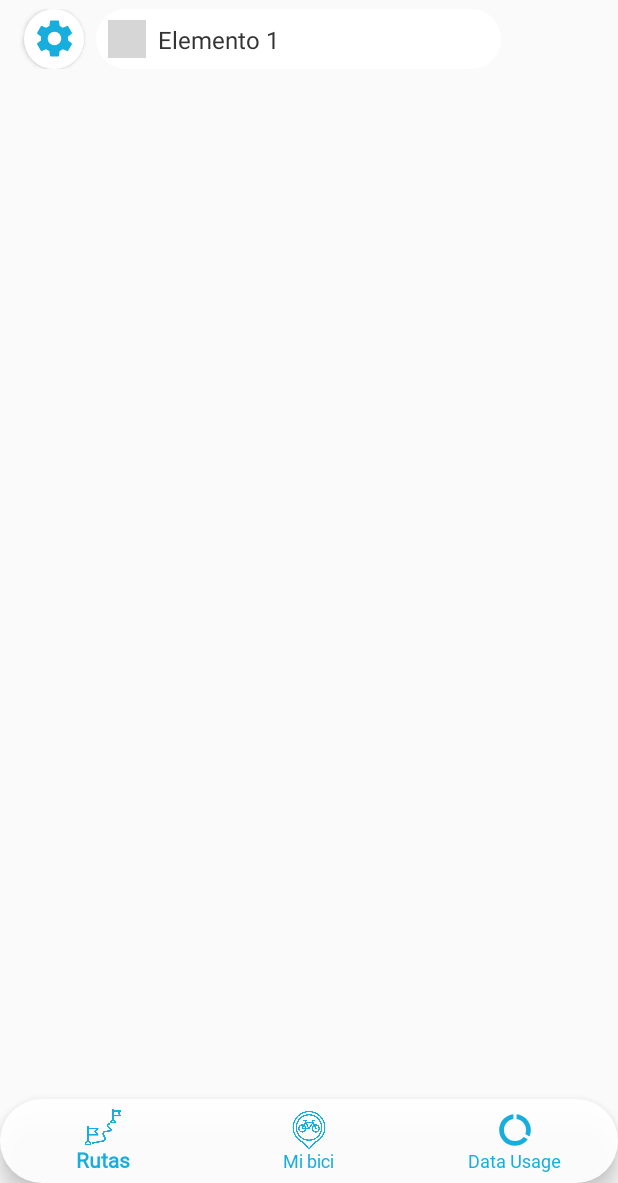
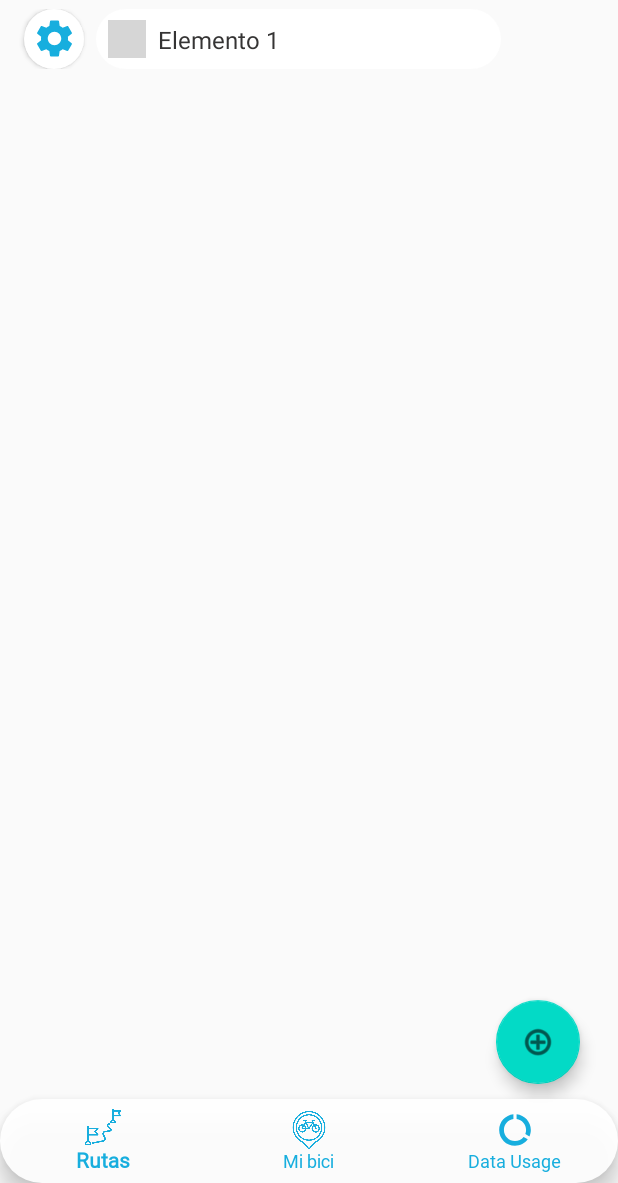
Before and after one commit to Diegoanlopez/App_Test, an Android app: the HomeActivity screen opened directly, with no data from a screen before it, on a phone screen of 412 x 824 dp, the part 53-1236 px from its top. Run offline under Robolectric (Android 15) with nearby library versions, the phone set to English and light mode, and no system bars; our stand-ins replace Firebase (no records; nobody signed in at launch, a user with empty details on screens opened directly); 1 statement that could not run was skipped; grey boxes are pictures that could not be loaded.

Commit message:
Google Auth
Agrego Datos en la pantalla principal cuando se autentica con Google

```diff
--- a/Login_App/Login_App/app/build.gradle
+++ b/Login_App/Login_App/app/build.gradle
@@ -51,6 +51,7 @@ dependencies {
     // Firebase
     implementation 'com.google.firebase:firebase-analytics-ktx'
     implementation 'com.google.firebase:firebase-auth-ktx'
+    implementation 'com.google.firebase:firebase-firestore-ktx'
     implementation platform('com.google.firebase:firebase-bom:30.2.0')
 
     // Google Maps
--- a/Login_App/Login_App/app/src/main/java/com/example/login_app/BottomSheetFragment.kt
+++ b/Login_App/Login_App/app/src/main/java/com/example/login_app/BottomSheetFragment.kt
@@ -18,5 +18,6 @@ class BottomSheetFragment: BottomSheetDialogFragment (){
 
     override fun onViewCreated(view: View, savedInstanceState: Bundle?) {
         super.onViewCreated(view, savedInstanceState)
+
     }
 }
--- a/Login_App/Login_App/app/src/main/java/com/example/login_app/HomeActivity.kt
+++ b/Login_App/Login_App/app/src/main/java/com/example/login_app/HomeActivity.kt
@@ -1,18 +1,17 @@
 package com.example.login_app
 
-import android.Manifest
 import android.content.Context
 import android.content.SharedPreferences
-import android.content.pm.PackageManager
 import android.graphics.Color
 import android.location.Location
 import androidx.appcompat.app.AppCompatActivity
 import android.os.Bundle
 import android.view.MenuItem
 import android.view.View
+import android.view.animation.Animation
+import android.view.animation.AnimationUtils
 import android.widget.*
 import androidx.appcompat.app.ActionBarDrawerToggle
-import androidx.core.app.ActivityCompat
 import androidx.core.view.GravityCompat
 import androidx.drawerlayout.widget.DrawerLayout
 import com.google.android.gms.maps.CameraUpdateFactory
@@ -20,14 +19,15 @@ import com.google.android.gms.maps.GoogleMap
 import com.google.android.gms.maps.OnMapReadyCallback
 import com.google.android.gms.maps.SupportMapFragment
 import com.google.android.gms.maps.model.LatLng
-import com.google.android.gms.maps.model.MapStyleOptions
 import com.google.android.gms.maps.model.MarkerOptions
-import com.google.android.material.bottomappbar.BottomAppBarTopEdgeTreatment
 import com.google.android.material.bottomnavigation.BottomNavigationView
 import com.google.android.material.navigation.NavigationView
+import com.google.android.material.snackbar.Snackbar
 import com.google.firebase.analytics.FirebaseAnalytics
+import com.google.firebase.auth.ActionCodeSettings
 import com.google.firebase.auth.FirebaseAuth
-import kotlin.CharSequence
+import com.google.firebase.auth.ktx.actionCodeSettings
+import kotlinx.android.synthetic.main.activity_home.*
 
 enum class ProviderType{
     BASIC,
@@ -40,7 +40,11 @@ class HomeActivity : AppCompatActivity(), OnMapReadyCallback,
     lateinit var toggle: ActionBarDrawerToggle
     private lateinit var map: GoogleMap
 
-
+    private val rotateOpen: Animation by lazy {AnimationUtils.loadAnimation(this, R.anim.rotate_open_anim)}
+    private val rotateClose: Animation by lazy {AnimationUtils.loadAnimation(this, R.anim.rotate_close_anim)}
+    private val fromBottom: Animation by lazy {AnimationUtils.loadAnimation(this, R.anim.from_bottom_anim)}
+    private val toBottom: Animation by lazy {AnimationUtils.loadAnimation(this, R.anim.to_bottom_anim)}
+    var Clicked=false
 
     override fun onCreate(savedInstanceState: Bundle?) {
         super.onCreate(savedInstanceState)
@@ -49,7 +53,6 @@ class HomeActivity : AppCompatActivity(), OnMapReadyCallback,
         window.statusBarColor = Color.TRANSPARENT   // (Status Bar) Transparent Color
 
         setContentView(R.layout.activity_home)
-
 
         // Analytic Event to Log In Stats
         val analytics = FirebaseAnalytics.getInstance(this)
@@ -68,6 +71,50 @@ class HomeActivity : AppCompatActivity(), OnMapReadyCallback,
         prefs.putString("provider",provider)
         prefs.apply()
 
+        //Anim Floating Bottom
+        Add_Bike.setOnClickListener(){
+
+          onAddbuttonClicked()
+        }
+        Add_GPS_Device.setOnClickListener(){
+            Toast.makeText(this,"Añadir Dispositivo",Toast.LENGTH_SHORT).show()
+
+        }
+        Add_Road.setOnClickListener(){
+            Toast.makeText(this,"Añadir Ruta",Toast.LENGTH_SHORT).show()
+
+        }
+
+        //Current User
+        val user = FirebaseAuth.getInstance().currentUser
+        /*if (user != null) {
+            if (user.isEmailVerified){
+
+                Toast.makeText(this,"Correo Verificado", Toast.LENGTH_LONG).show()
+
+            }else{
+                Toast.makeText(this,"Correo no Verificado, por favor verifiquelo", Toast.LENGTH_LONG).show()
+                user.sendEmailVerification()
+                    .addOnCompleteListener { task ->
+                        if (task.isSuccessful) {
+                            Toast.makeText(this,"correo enviado :3", Toast.LENGTH_LONG).show()
+                        }
+                    }
+            }
+        }*/
+
+        val actionCodeSettings = actionCodeSettings {
+            // URL you want to redirect back to. The domain (www.example.com) for this
+            // URL must be whitelisted in the Firebase Console.
+            url = "https://www.example.com/finishSignUp?cartId=1234"
+            // This must be true
+            handleCodeInApp = true
+            setIOSBundleId("com.example.ios")
+            setAndroidPackageName(
+                "com.example.android",
+                true, /* installIfNotAvailable */
+                "12" /* minimumVersion */)
+        }
         createFragment()
 
         setupCustomSpinner()
@@ -77,7 +124,47 @@ class HomeActivity : AppCompatActivity(), OnMapReadyCallback,
 
     }
 
+    private fun onAddbuttonClicked() {
+        setVisibility(Clicked)
+        setAnimation(Clicked)
+        Clicked=!Clicked
+
+    }
+
+    private fun setVisibility(Clicked:Boolean) {
+        if (!Clicked){
+            Add_Road.visibility=View.VISIBLE
+            Add_GPS_Device.visibility=View.VISIBLE
+            Add_Road.isClickable= true
+            Add_GPS_Device.isClickable= true
+        }else{
+            Add_Road.visibility=View.INVISIBLE
+            Add_GPS_Device.visibility=View.INVISIBLE
+            Add_Road.isClickable= false
+            Add_GPS_Device.isClickable= false
+        }
+
+    }
+
+    private fun setAnimation(Clicked:Boolean) {
+        if (!Clicked){
+
+            Add_Road.startAnimation(fromBottom)
+            Add_GPS_Device.startAnimation(fromBottom)
+            Add_Bike.startAnimation(rotateClose)
+        }else{
+            Add_Road.startAnimation(toBottom)
+            Add_GPS_Device.startAnimation(toBottom)
+            Add_Bike.startAnimation(rotateOpen)
+        }
+
+    }
+
     private fun setup(email: String, provider: String) {
+        //Current User
+        val user = FirebaseAuth.getInstance().currentUser
+
+
         // Widgets Integration
         val settingsButton: Button = findViewById<Button>(R.id.settingsButton)
 
@@ -85,9 +172,9 @@ class HomeActivity : AppCompatActivity(), OnMapReadyCallback,
         //Drawer menu and BottomNavigationView
         val drawerLayout: DrawerLayout = findViewById(R.id.drawer_Layout)
         val navView: NavigationView = findViewById(R.id.nav_view)
+        //val usernameDisplay:TextView = nav_view.findViewById(R.id.user_name)
         val botNav: BottomNavigationView = findViewById(R.id.bottomMenu)
         val bottomSheetFragment = BottomSheetFragment()
-
         toggle = ActionBarDrawerToggle(this, drawerLayout, R.string.open, R.string.close)
         drawerLayout.addDrawerListener(toggle)
         toggle.syncState()
@@ -104,12 +191,15 @@ class HomeActivity : AppCompatActivity(), OnMapReadyCallback,
         }
 
 
+        if (user != null) {
+            //usernameDisplay.text= user.displayName
+        }
 
         navView.setNavigationItemSelectedListener {
             when(it.itemId){
                 R.id.nav_home-> Toast.makeText(applicationContext,"Clicked", Toast.LENGTH_SHORT).show()
                 R.id.nav_Logout-> {
-                    val prefs:SharedPreferences.Editor = getSharedPreferences(getString(R.string.prefs_file), Context.MODE_PRIVATE).edit()
+                    val prefs:SharedPreferences.Editor = getSharedPreferences(getString(R.string.prefs_file), MODE_PRIVATE).edit()
                     prefs.clear()
                     prefs.apply()
                     FirebaseAuth.getInstance().signOut()    // Firebase Log Out
@@ -123,6 +213,13 @@ class HomeActivity : AppCompatActivity(), OnMapReadyCallback,
         // User Settings Button
         settingsButton.setOnClickListener {
             drawerLayout.openDrawer(GravityCompat.START)
+            val usernameDisplay:TextView = nav_view.findViewById(R.id.user_name)
+            val emailDisplay:TextView = nav_view.findViewById(R.id.user_email)
+            if (user != null) {
+                usernameDisplay.text= user.displayName
+                emailDisplay.text = user.email
+
+            }
         }
 
     }
--- a/Login_App/Login_App/app/src/main/java/com/example/login_app/InputDataActivity.kt
+++ b/Login_App/Login_App/app/src/main/java/com/example/login_app/InputDataActivity.kt
@@ -8,6 +8,7 @@ import android.os.Bundle
 import android.view.View
 import android.widget.Button
 import android.widget.EditText
+import android.widget.Toast
 import androidx.appcompat.app.AlertDialog
 import com.google.firebase.auth.FirebaseAuth
 
--- /dev/null
+++ b/Login_App/Login_App/app/src/main/java/com/example/login_app/Roads_Class.kt
@@ -0,0 +1,4 @@
+package com.example.login_app
+
+data class Roads_Class(val id:String, val pointStart:Int, val pointEnd:Int ) {
+}
--- /dev/null
+++ b/Login_App/Login_App/app/src/main/java/com/example/login_app/userData.kt
@@ -0,0 +1,4 @@
+package com.example.login_app
+
+data class userData(val id:String, val first_name:String, val last_name:String, val phone:Int) {
+}
--- /dev/null
+++ b/Login_App/Login_App/app/src/main/res/anim/rotate_open_anim.xml
@@ -0,0 +1,12 @@
+<?xml version="1.0" encoding="utf-8"?>
+<set xmlns:android="http://schemas.android.com/apk/res/android"
+    android:fillAfter="true">
+
+    <rotate
+        android:toDegrees="0"
+        android:pivotX="50%"
+        android:pivotY="50%"
+        android:fromDegrees="45"
+        android:duration="30"/>
+
+</set>
--- a/Login_App/Login_App/app/src/main/res/layout/activity_home.xml
+++ b/Login_App/Login_App/app/src/main/res/layout/activity_home.xml
@@ -8,15 +8,14 @@
     tools:context=".HomeActivity">
 
     <RelativeLayout
+        android:id="@+id/left_nav"
         android:layout_width="match_parent"
         android:layout_height="wrap_content"
         android:orientation="vertical"
         app:layout_constraintTop_toTopOf="parent">
 
 
-        <fragment xmlns:android="http://schemas.android.com/apk/res/android"
-            xmlns:app="http://schemas.android.com/apk/res-auto"
-            xmlns:tools="http://schemas.android.com/tools"
+        <fragment
             android:id="@+id/map"
             android:name="com.google.android.gms.maps.SupportMapFragment"
             android:layout_width="match_parent"
@@ -82,6 +81,45 @@
             app:labelVisibilityMode="labeled"
             app:menu="@menu/menu" />
 
+        <com.google.android.material.floatingactionbutton.FloatingActionButton
+            android:id="@+id/Add_Bike"
+            android:layout_width="wrap_content"
+            android:layout_height="wrap_content"
+            android:layout_above="@+id/bottomMenu"
+            android:layout_alignParentRight="true"
+            android:layout_marginRight="25dp"
+            android:layout_marginBottom="10dp"
+            android:clickable="true"
+            android:theme="@style/WhiteButtonTheme"
+            app:srcCompat="@android:drawable/ic_menu_add" />
+
+        <com.google.android.material.floatingactionbutton.FloatingActionButton
+            android:id="@+id/Add_Road"
+            android:layout_width="wrap_content"
+            android:layout_height="wrap_content"
+            android:layout_above="@+id/Add_GPS_Device"
+            android:layout_alignEnd="@+id/Add_GPS_Device"
+            android:layout_marginEnd="0dp"
+            android:layout_marginBottom="10dp"
+            android:clickable="true"
+            android:theme="@style/WhiteButtonTheme"
+            android:visibility="invisible"
+            app:srcCompat="@drawable/icon_gps_live" />
+
+        <com.google.android.material.floatingactionbutton.FloatingActionButton
+            android:id="@+id/Add_GPS_Device"
+            android:layout_width="wrap_content"
+            android:layout_height="wrap_content"
+            android:layout_above="@+id/Add_Bike"
+            android:layout_alignEnd="@+id/Add_Bike"
+            android:layout_alignParentEnd="true"
+            android:layout_marginRight="25dp"
+            android:layout_marginBottom="10dp"
+            android:clickable="true"
+            android:theme="@style/WhiteButtonTheme"
+            android:visibility="invisible"
+            app:srcCompat="@android:drawable/ic_menu_edit" />
+
 
     </RelativeLayout>
     <com.google.android.material.navigation.NavigationView
@@ -94,4 +132,5 @@
         app:headerLayout="@layout/nav_header"
         />
 
+
 </androidx.drawerlayout.widget.DrawerLayout>
```
Also changed, not shown: Login_App/Login_App/app/src/main/java/com/example/login_app/AuthActivity.kt (+3 -4 lines), Login_App/Login_App/app/src/main/res/anim/from_bottom_anim.xml (added, +21 -0 lines), Login_App/Login_App/app/src/main/res/anim/rotate_close_anim.xml (added, +12 -0 lines), Login_App/Login_App/app/src/main/res/anim/to_bottom_anim.xml (added, +23 -0 lines), 506 other files.
